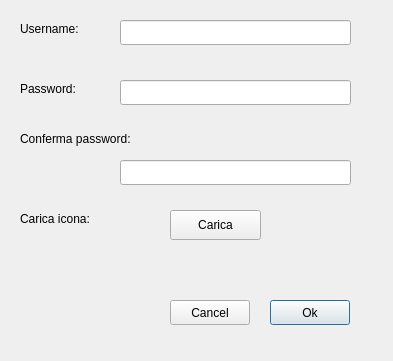
Above: Malnati_Client/registration.ui from PDSEditor/NjoiN before the change. Below: the same form after it.
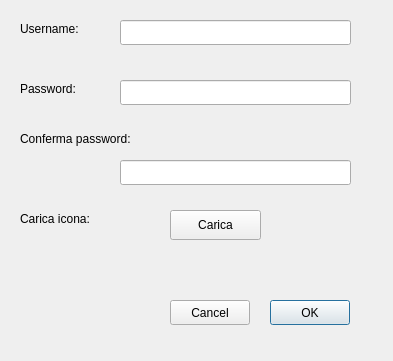
That is the form after the change.

What changed in the file:
```diff
--- a/Malnati_Client/registration.ui
+++ b/Malnati_Client/registration.ui
@@ -98,7 +98,7 @@
     </rect>
    </property>
    <property name="text">
-    <string>Ok</string>
+    <string>OK</string>
    </property>
   </widget>
   <widget class="QPushButton" name="pushButton_2">
```
